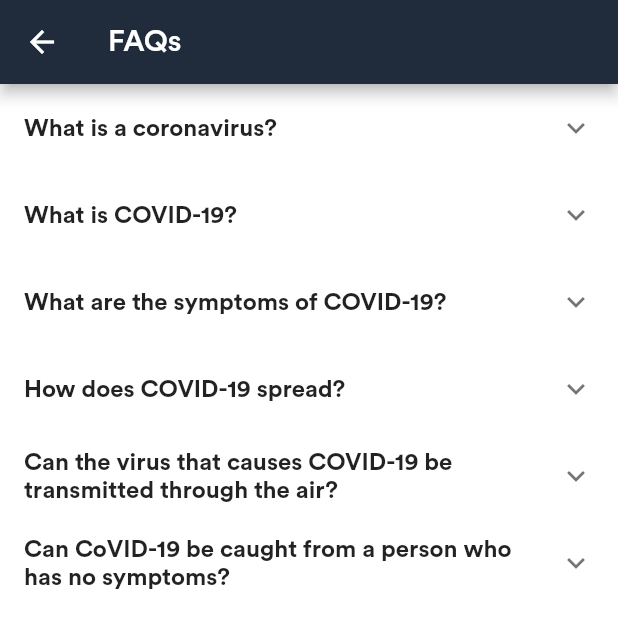
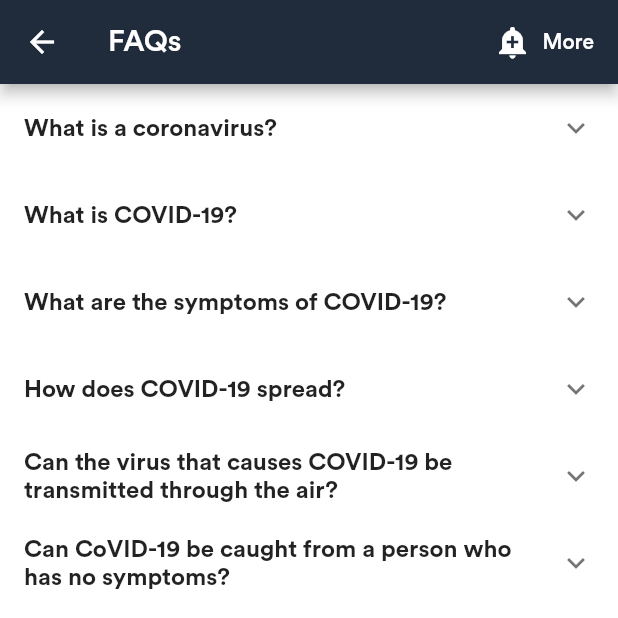
Before and after one commit to Samiksha99/AMU-HACK-1.0, a Flutter app: the screen it shows after launch, after a tap on "FAQS", on a phone screen of 412 x 824 dp, the top half of it. Run offline on Flutter 3.47's test engine with Material 2 defaults, Android fonts, the phone set to English and light mode, and no system bars; our stand-ins replace dynamic_theme; network calls fail.

Commit message:
Add changes

```diff
--- a/lib/homepage.dart
+++ b/lib/homepage.dart
@@ -1,5 +1,4 @@
 import 'dart:convert';
-
 import 'package:dynamic_theme/dynamic_theme.dart';
 import 'package:flutter/material.dart';
 import 'package:Covid_tracker/datasorce.dart';
@@ -7,6 +6,7 @@ import 'package:Covid_tracker/pages/countyPage.dart';
 import 'package:Covid_tracker/panels/infoPanel.dart';
 import 'package:Covid_tracker/panels/mosteffectedcountries.dart';
 import 'package:Covid_tracker/panels/worldwidepanel.dart';
+import 'package:url_launcher/url_launcher.dart';
 import 'package:http/http.dart' as http;
 
 class HomePage extends StatefulWidget {
@@ -32,8 +32,7 @@ class _HomePageState extends State<HomePage> {
     });
   }
 
-
-  Future fetchData() async{
+  Future fetchData() async {
     fetchWorldWideData();
     fetchCountryData();
     print('fetchData called');
@@ -50,11 +49,17 @@ class _HomePageState extends State<HomePage> {
     return Scaffold(
       appBar: AppBar(
         actions: <Widget>[
-          IconButton(icon: Icon(Theme.of(context).brightness==Brightness.light?Icons.lightbulb_outline:Icons.highlight), onPressed: (){
-            DynamicTheme.of(context).setBrightness(Theme.of(context).brightness==Brightness.light?Brightness.dark:Brightness.light);
-          })
+          IconButton(
+              icon: Icon(Theme.of(context).brightness == Brightness.light
+                  ? Icons.lightbulb_outline
+                  : Icons.highlight),
+              onPressed: () {
+                DynamicTheme.of(context).setBrightness(
+                    Theme.of(context).brightness == Brightness.light
+                        ? Brightness.dark
+                        : Brightness.light);
+              })
         ],
-
         centerTitle: false,
         title: Text(
           'COVID-19 TRACKER',
@@ -80,7 +85,8 @@ class _HomePageState extends State<HomePage> {
               ),
             ),
             Padding(
-              padding: const EdgeInsets.symmetric(vertical: 10.0, horizontal: 10),
+              padding:
+                  const EdgeInsets.symmetric(vertical: 10.0, horizontal: 10),
               child: Row(
                 mainAxisAlignment: MainAxisAlignment.spaceBetween,
                 children: <Widget>[
@@ -90,8 +96,10 @@ class _HomePageState extends State<HomePage> {
                   ),
                   GestureDetector(
                     onTap: () {
-                      Navigator.push(context,
-                          MaterialPageRoute(builder: (context) => CountryPage()));
+                      Navigator.push(
+                          context,
+                          MaterialPageRoute(
+                              builder: (context) => CountryPage()));
                     },
                     child: Container(
                         decoration: BoxDecoration(
@@ -106,6 +114,23 @@ class _HomePageState extends State<HomePage> {
                               fontWeight: FontWeight.bold),
                         )),
                   ),
+                  GestureDetector(
+                    onTap: () {
+                      launch('https://covidvisualizer.com/');
+                    },
+                    child: Container(
+                        decoration: BoxDecoration(
+                            color: Colors.pink[300],
+                            borderRadius: BorderRadius.circular(15)),
+                        padding: EdgeInsets.all(10),
+                        child: Text(
+                          '3-D Visualizer',
+                          style: TextStyle(
+                              fontSize: 16,
+                              color: Colors.white,
+                              fontWeight: FontWeight.bold),
+                        )),
+                  ),
                 ],
               ),
             ),
@@ -114,7 +139,6 @@ class _HomePageState extends State<HomePage> {
                 : WorldwidePanel(
                     worldData: worldData,
                   ),
-
             Padding(
               padding: const EdgeInsets.symmetric(horizontal: 10.0),
               child: Text(
--- a/lib/pages/faqs.dart
+++ b/lib/pages/faqs.dart
@@ -1,5 +1,6 @@
 import 'package:flutter/material.dart';
 import 'package:Covid_tracker/datasorce.dart';
+import 'package:url_launcher/url_launcher.dart';
 
 class FAQPage extends StatelessWidget {
   @override
@@ -7,6 +8,18 @@ class FAQPage extends StatelessWidget {
     return Scaffold(
       appBar: AppBar(
         title: Text('FAQs'),
+        actions: <Widget>[
+          FlatButton.icon(
+            onPressed: () {
+              launch('https://www.cdc.gov/coronavirus/2019-ncov/faq.html');
+            },
+            icon: Icon(
+              Icons.add_alert,
+              color: Colors.white,
+            ),
+            label: Text('More', style: TextStyle(color: Colors.white)),
+          )
+        ],
       ),
       body: ListView.builder(
           itemCount: DataSource.questionAnswers.length,
--- a/pubspec.yaml
+++ b/pubspec.yaml
@@ -28,6 +28,7 @@ dependencies:
   # The following adds the Cupertino Icons font to your application.
   # Use with the CupertinoIcons class for iOS style icons.
   cupertino_icons: ^0.1.3
+  webview_flutter: ^0.3.22+1
   url_launcher:
   shared_preferences:
   http:
```
Also changed, not shown: pubspec.lock.
